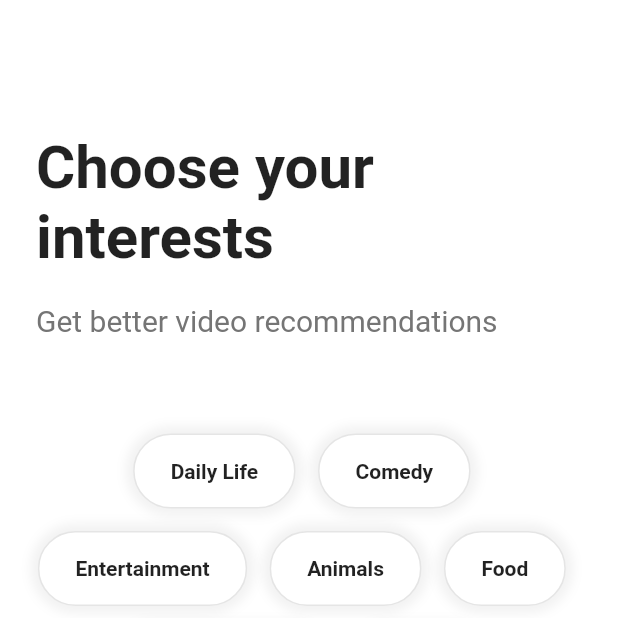
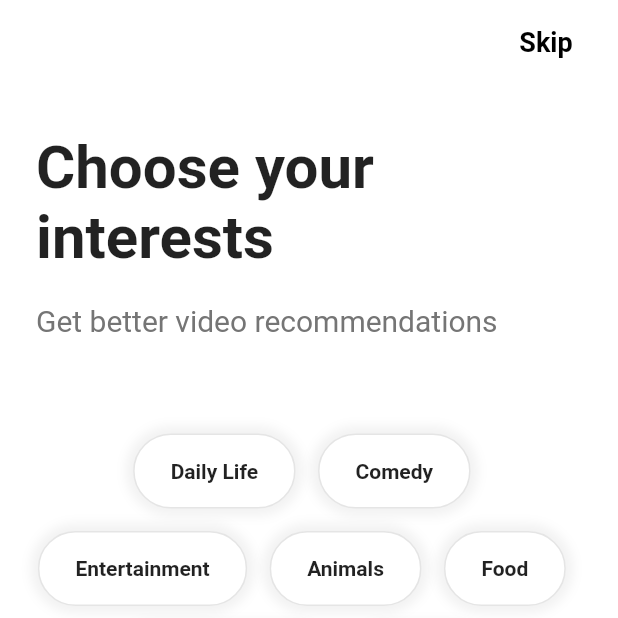
Before and after one commit to seonghwii/tiktok_clone, a Flutter app: the InterestsScreen screen opened directly, on a phone screen of 412 x 824 dp, the top half of it. Run offline on Flutter 3.47's test engine with Material 2 defaults, Android fonts, the phone set to English and light mode, and no system bars; our stand-ins replace font_awesome_flutter, video_player, visibility_detector; network calls fail.

Commit message:
로그인폼_비밀번호 숨김 처리 / 로그인 후_키워드 선택하고 싶지 않을 때 메인화면으로 이동

```diff
--- a/lib/features/authentication/login_form_screen.dart
+++ b/lib/features/authentication/login_form_screen.dart
@@ -59,6 +59,7 @@ class _LoginFormScreenState extends State<LoginFormScreen> {
                   },
                 ),
                 Gaps.v16,
+                // 비밀번호 숨김 처리
                 TextFormField(
                   decoration: const InputDecoration(
                     hintText: "Password",
@@ -71,6 +72,7 @@ class _LoginFormScreenState extends State<LoginFormScreen> {
                       formData['password'] = newValue;
                     }
                   },
+                  obscureText: true,
                 ),
                 Gaps.v28,
                 GestureDetector(
--- a/lib/features/onboarding/interests_screen.dart
+++ b/lib/features/onboarding/interests_screen.dart
@@ -5,6 +5,8 @@ import 'package:tictok_clone/constants/gaps.dart';
 import 'package:tictok_clone/constants/sizes.dart';
 import 'package:tictok_clone/features/onboarding/tutorial_screen.dart';
 import 'package:tictok_clone/features/onboarding/widgets/interest_button.dart';
+
+import '../main_navigation/main_navigation_screen.dart';
 
 const interests = [
   "Daily Life",
@@ -133,16 +135,41 @@ class _InterestsScreenState extends State<InterestsScreen> {
     super.dispose();
   }
 
+  // Skip 텍스트 클릭 시 MainNavigation 화면으로 이동
+  void _onClickSkip() {
+    Navigator.of(context).push(
+      MaterialPageRoute(
+        builder: (context) => const MainNavigationScreen(),
+      ),
+    );
+  }
+
   @override
   Widget build(BuildContext context) {
     return Scaffold(
       appBar: AppBar(
-        title: AnimatedOpacity(
-          opacity: _showTitle ? 1 : 0,
-          duration: const Duration(milliseconds: 300),
-          child: const Text(
-            "Choose your interests",
-          ),
+        title: Row(
+          mainAxisAlignment: MainAxisAlignment.spaceBetween,
+          children: [
+            AnimatedOpacity(
+              opacity: _showTitle ? 1 : 0,
+              duration: const Duration(milliseconds: 300),
+              child: const Text(
+                "Choose your interests",
+              ),
+            ),
+            TextButton(
+              onPressed: _onClickSkip,
+              child: const Text(
+                "Skip",
+                style: TextStyle(
+                  fontSize: 18,
+                  color: Colors.black,
+                  fontWeight: FontWeight.w600,
+                ),
+              ),
+            ),
+          ],
         ),
       ),
       body: Scrollbar(
--- a/lib/main.dart
+++ b/lib/main.dart
@@ -1,7 +1,7 @@
 import 'package:flutter/material.dart';
 import 'package:tictok_clone/constants/sizes.dart';
 
-import 'features/main_navigation/main_navigation_screen.dart';
+import 'features/onboarding/interests_screen.dart';
 
 void main() {
   runApp(const TikTokApp());
@@ -40,7 +40,7 @@ class TikTokApp extends StatelessWidget {
           ),
         ),
       ),
-      home: const MainNavigationScreen(),
+      home: const InterestsScreen(), // MainNavigationScreen
     );
   }
 }
```
Also changed, not shown: 1 other file.
